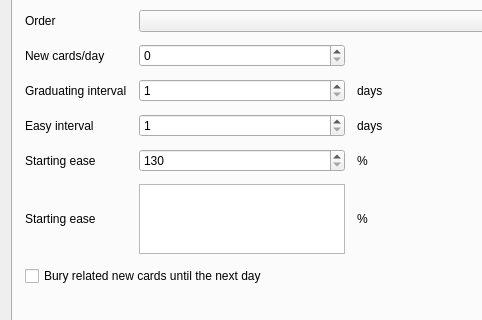
First picture: the form in designer/dconf.ui, repository godlark/Saggio, before the edit; both pictures show x 0 to 482 and y 121 to 441 of the 587 by 620 pixel window.
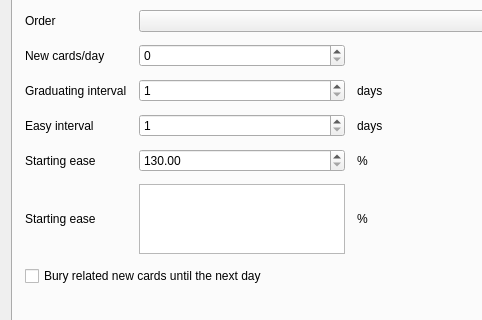
Second picture: the form after the edit.

Commit message: Replace QtSpinBox with QtDoubleSpinBox

The edit to the form file:
```diff
--- a/designer/dconf.ui
+++ b/designer/dconf.ui
@@ -137,7 +137,7 @@
           </widget>
          </item>
          <item row="5" column="1">
-          <widget class="QSpinBox" name="lrnFactor">
+          <widget class="QDoubleSpinBox" name="lrnFactor">
            <property name="minimum">
             <number>130</number>
            </property>
```
Left out of the diff: 4 changed lines with no effect on the pictures.
